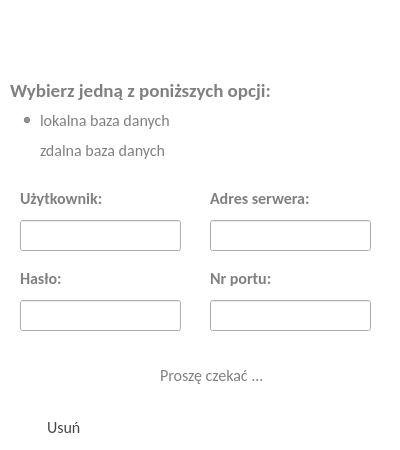
Qt form dbconfigdialog.ui (RStravinsky/CarReservation) before a commit.
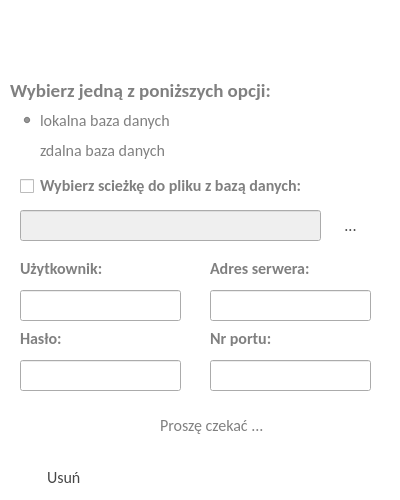
The same form after that commit. Icons and pictures are not drawn.

```diff
--- a/dbconfigdialog.ui
+++ b/dbconfigdialog.ui
@@ -7,19 +7,19 @@
     <x>0</x>
     <y>0</y>
     <width>400</width>
-    <height>450</height>
+    <height>500</height>
    </rect>
   </property>
   <property name="minimumSize">
    <size>
     <width>400</width>
-    <height>450</height>
+    <height>500</height>
    </size>
   </property>
   <property name="maximumSize">
    <size>
     <width>400</width>
-    <height>450</height>
+    <height>500</height>
    </size>
   </property>
   <property name="windowTitle">
@@ -87,7 +87,7 @@
    <property name="geometry">
     <rect>
      <x>180</x>
-     <y>410</y>
+     <y>460</y>
      <width>105</width>
      <height>35</height>
     </rect>
@@ -126,7 +126,7 @@
    <property name="geometry">
     <rect>
      <x>290</x>
-     <y>410</y>
+     <y>460</y>
      <width>105</width>
      <height>35</height>
     </rect>
@@ -158,7 +158,7 @@
 </string>
    </property>
    <property name="text">
-    <string>Uruchom</string>
+    <string>Dodaj</string>
    </property>
   </widget>
   <widget class="QLabel" name="lbl">
@@ -231,8 +231,8 @@
    <property name="geometry">
     <rect>
      <x>20</x>
-     <y>190</y>
-     <width>111</width>
+     <y>260</y>
+     <width>161</width>
      <height>16</height>
     </rect>
    </property>
@@ -252,7 +252,7 @@
    <property name="geometry">
     <rect>
      <x>20</x>
-     <y>220</y>
+     <y>290</y>
      <width>161</width>
      <height>31</height>
     </rect>
@@ -268,7 +268,7 @@
    <property name="geometry">
     <rect>
      <x>20</x>
-     <y>300</y>
+     <y>360</y>
      <width>161</width>
      <height>31</height>
     </rect>
@@ -284,8 +284,8 @@
    <property name="geometry">
     <rect>
      <x>210</x>
-     <y>270</y>
-     <width>121</width>
+     <y>330</y>
+     <width>161</width>
      <height>16</height>
     </rect>
    </property>
@@ -305,8 +305,8 @@
    <property name="geometry">
     <rect>
      <x>210</x>
-     <y>190</y>
-     <width>111</width>
+     <y>260</y>
+     <width>161</width>
      <height>16</height>
     </rect>
    </property>
@@ -326,7 +326,7 @@
    <property name="geometry">
     <rect>
      <x>210</x>
-     <y>220</y>
+     <y>290</y>
      <width>161</width>
      <height>31</height>
     </rect>
@@ -342,7 +342,7 @@
    <property name="geometry">
     <rect>
      <x>210</x>
-     <y>300</y>
+     <y>360</y>
      <width>161</width>
      <height>31</height>
     </rect>
@@ -358,8 +358,8 @@
    <property name="geometry">
     <rect>
      <x>20</x>
-     <y>270</y>
-     <width>111</width>
+     <y>330</y>
+     <width>161</width>
      <height>16</height>
     </rect>
    </property>
@@ -464,8 +464,8 @@
    <property name="geometry">
     <rect>
      <x>160</x>
-     <y>360</y>
-     <width>111</width>
+     <y>410</y>
+     <width>141</width>
      <height>31</height>
     </rect>
    </property>
@@ -483,7 +483,7 @@
    <property name="geometry">
     <rect>
      <x>110</x>
-     <y>360</y>
+     <y>410</y>
      <width>47</width>
      <height>31</height>
     </rect>
@@ -502,7 +502,7 @@
    <property name="geometry">
     <rect>
      <x>10</x>
-     <y>410</y>
+     <y>460</y>
      <width>111</width>
      <height>35</height>
     </rect>
@@ -550,6 +550,101 @@
     </size>
    </property>
   </widget>
+  <widget class="QLineEdit" name="lePath">
+   <property name="enabled">
+    <bool>false</bool>
+   </property>
+   <property name="geometry">
+    <rect>
+     <x>20</x>
+     <y>210</y>
+     <width>301</width>
+     <height>31</height>
+    </rect>
+   </property>
+   <property name="font">
+    <font>
+     <family>Calibri</family>
+     <pointsize>12</pointsize>
+    </font>
+   </property>
+  </widget>
+  <widget class="QPushButton" name="pathButton">
+   <property name="enabled">
+    <bool>false</bool>
+   </property>
+   <property name="geometry">
+    <rect>
+     <x>330</x>
+     <y>210</y>
+     <width>41</width>
+     <height>31</height>
+    </rect>
+   </property>
+   <property name="font">
+    <font>
+     <family>Calibri</family>
+     <pointsize>12</pointsize>
+    </font>
+   </property>
+   <property name="styleSheet">
+    <string notr="true">QPushButton:hover {
+border-radius: 5px;
+background: rgb(210,210,210);
+}
+
+QPushButton{
+color: rgb(70,70,70);
+border-radius: 5px;
+background: qlineargradient(x1:0, y1:0, x2:0, y2:1,
+   stop: 0 rgba(230,230,230), stop: 0.7 rgb(210,210,210));
+}
+
+QPushButton:pressed {
+color: white;
+border-radius: 5px;
+background: rgb(230,230,230);
+}
+</string>
+   </property>
+   <property name="text">
+    <string>...</string>
+   </property>
+  </widget>
+  <widget class="QLabel" name="lblPath">
+   <property name="geometry">
+    <rect>
+     <x>40</x>
+     <y>170</y>
+     <width>331</width>
+     <height>31</height>
+    </rect>
+   </property>
+   <property name="font">
+    <font>
+     <family>Calibri</family>
+     <pointsize>12</pointsize>
+     <weight>75</weight>
+     <bold>true</bold>
+    </font>
+   </property>
+   <property name="text">
+    <string>Wybierz scieżkę do pliku z bazą danych:</string>
+   </property>
+  </widget>
+  <widget class="QCheckBox" name="cbImport">
+   <property name="geometry">
+    <rect>
+     <x>20</x>
+     <y>178</y>
+     <width>16</width>
+     <height>17</height>
+    </rect>
+   </property>
+   <property name="text">
+    <string/>
+   </property>
+  </widget>
  </widget>
  <resources>
   <include location="resources.qrc"/>
```
Left out of the diff: 21 changed lines with no effect on the pictures.
